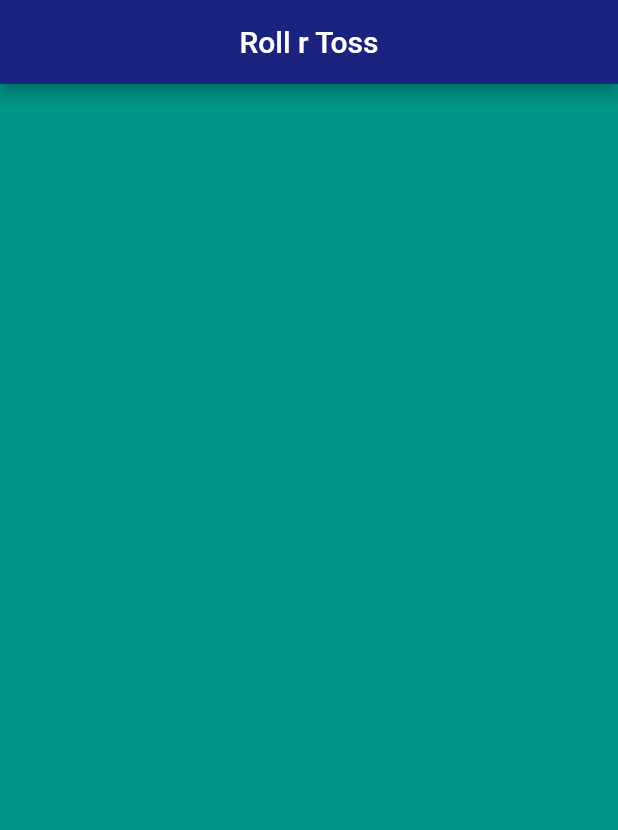
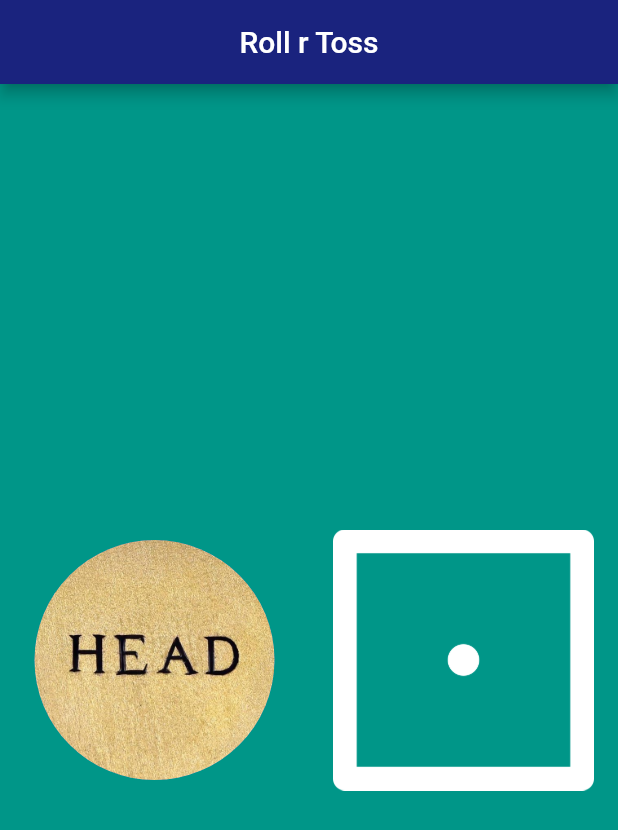
Before and after one commit to tarun-mm/I-O_WEEK_3-start, a Flutter app: the screen it shows after launch, on a phone screen of 412 x 824 dp. Shown: the top 830 px of the screen. Run offline on Flutter 3.47's test engine with Material 2 defaults, Android fonts, the phone set to English and light mode, and no system bars.

Commit message:
Final Commit

```diff
--- a/lib/main.dart
+++ b/lib/main.dart
@@ -1,4 +1,5 @@
 import 'package:flutter/material.dart';
+import 'dart:math';
 
 void main() {
   return runApp(
@@ -7,11 +8,65 @@ void main() {
       home: Scaffold(
         backgroundColor: Colors.teal,
         appBar: AppBar(
-          title: Center(child: Text('Roll r Toss')),
+          title: Center(
+            child: Text('Roll r Toss'),
+          ),
           backgroundColor: Colors.indigo.shade900,
         ),
-        body: Container(),
+        body: Roll(),
       ),
     ),
   );
 }
+
+class Roll extends StatefulWidget {
+
+  @override
+  _RollState createState() => _RollState();
+}
+
+class _RollState extends State<Roll> {
+  var coinNumber = 0;
+  var diceNumber = 1;
+
+  @override
+  Widget build(BuildContext context) {
+
+    return Center(
+      child: Row(
+        children: [
+          Expanded(
+            flex: 1,
+            child: GestureDetector(
+              child: CircleAvatar(
+                radius: 80,
+                backgroundImage: AssetImage("images/coin$coinNumber.jpg"),
+              ),
+              onTap: () {
+                setState(() {
+                  coinNumber = Random().nextInt(2);
+                  diceNumber = Random().nextInt(6)+1;
+                });
+              },
+            ),
+          ),
+          Expanded(
+            flex: 1,
+            child: GestureDetector(
+              child: Padding(
+                padding: const EdgeInsets.all(16.0),
+                child: Image.asset("images/dice$diceNumber.png"),
+              ),
+              onTap: (){
+                setState(() {
+                  coinNumber = Random().nextInt(2);
+                  diceNumber = Random().nextInt(6)+1;
+                });
+              },
+            ),
+          ),
+        ],
+      ),
+    );
+  }
+}
--- a/pubspec.yaml
+++ b/pubspec.yaml
@@ -45,9 +45,8 @@ flutter:
   uses-material-design: true
 
   # To add assets to your application, add an assets section, like this:
-  # assets:
-  #   - images/a_dot_burr.jpeg
-  #   - images/a_dot_ham.jpeg
+  assets:
+    - images/
 
   # An image asset can refer to one or more resolution-specific "variants", see
   # https://flutter.dev/assets-and-images/#resolution-aware.
```
Also changed, not shown: pubspec.lock.
